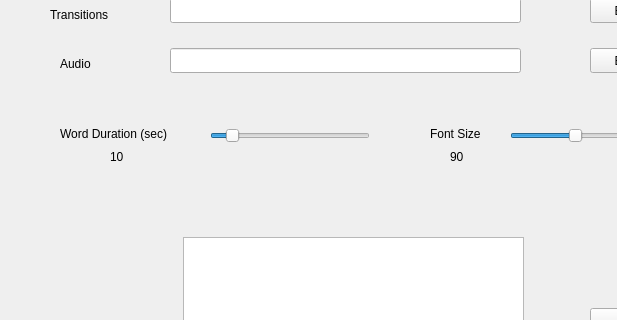
The window that src/vcs-gui.ui (IshanTaldekar/Video-Composition-Software) describes before a commit, drawn with Qt 5; both pictures show x 0 to 617 and y 222 to 542 of the 774 by 874 pixel window.
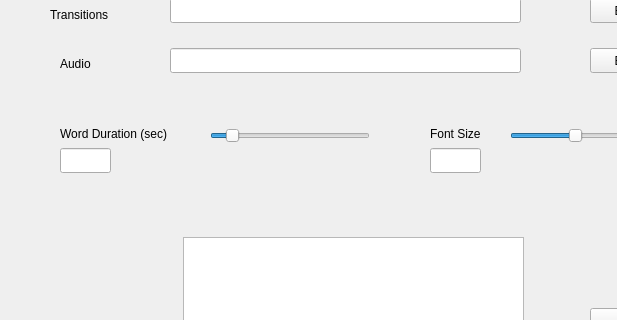
The same window after the commit.

Commit message: Adds text clip to change font size and word duration

What changed in the file:
```diff
--- a/src/vcs-gui.ui
+++ b/src/vcs-gui.ui
@@ -293,32 +293,6 @@
     <enum>Qt::Horizontal</enum>
    </property>
   </widget>
-  <widget class="QLabel" name="WordDurationLabel">
-   <property name="geometry">
-    <rect>
-     <x>110</x>
-     <y>370</y>
-     <width>67</width>
-     <height>17</height>
-    </rect>
-   </property>
-   <property name="text">
-    <string>10</string>
-   </property>
-  </widget>
-  <widget class="QLabel" name="FontSizeLabel">
-   <property name="geometry">
-    <rect>
-     <x>450</x>
-     <y>370</y>
-     <width>67</width>
-     <height>17</height>
-    </rect>
-   </property>
-   <property name="text">
-    <string>90</string>
-   </property>
-  </widget>
   <widget class="QProgressBar" name="ProgressBar">
    <property name="geometry">
     <rect>
@@ -345,6 +319,26 @@
     <string>Load</string>
    </property>
   </widget>
+  <widget class="QLineEdit" name="WordDurationLineEdit">
+   <property name="geometry">
+    <rect>
+     <x>60</x>
+     <y>370</y>
+     <width>51</width>
+     <height>25</height>
+    </rect>
+   </property>
+  </widget>
+  <widget class="QLineEdit" name="FontSizeLineEdit">
+   <property name="geometry">
+    <rect>
+     <x>430</x>
+     <y>370</y>
+     <width>51</width>
+     <height>25</height>
+    </rect>
+   </property>
+  </widget>
  </widget>
  <resources/>
  <connections/>
```
